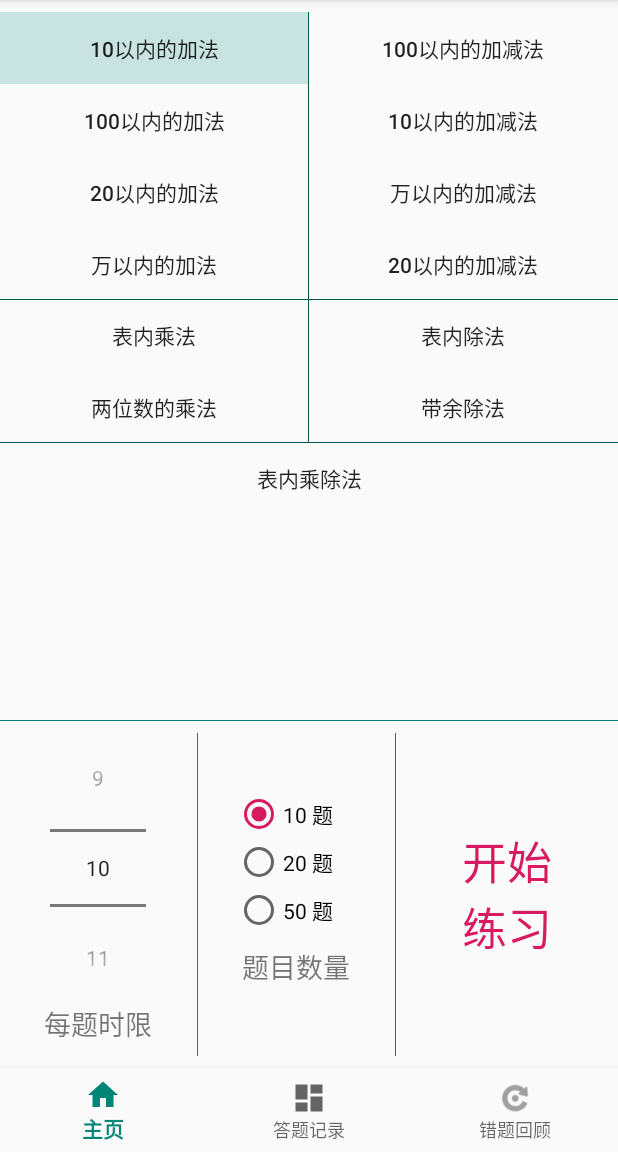
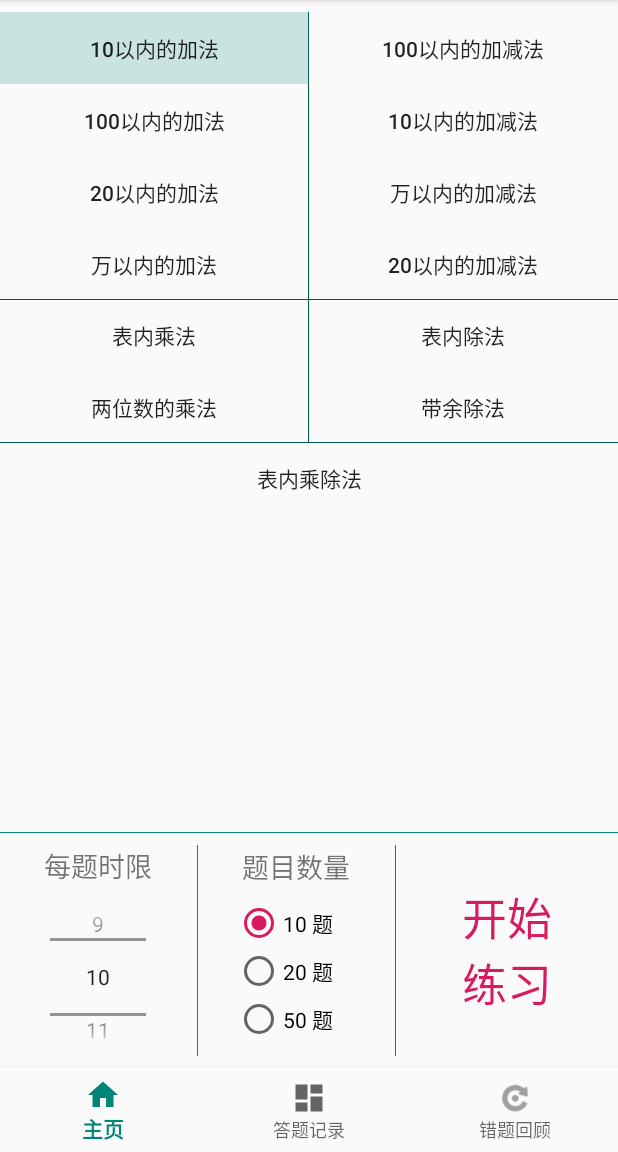
Before and after one commit to AkibaSummer/Oral_calculus, an Android app: the screen it shows after launch (MainActivity), on a phone screen of 412 x 824 dp, the part 84-1236 px from its top. Run offline under Robolectric (Android 15) with nearby library versions, the phone set to English and light mode, and no system bars.

Commit message:
fix shantui

```diff
--- a/app/src/main/java/com/silentselene/Oral_calculus/DashboardFragment.java
+++ b/app/src/main/java/com/silentselene/Oral_calculus/DashboardFragment.java
@@ -67,7 +67,7 @@ public class DashboardFragment extends Fragment {
 
     String getTime(int i) {
         int year = boards.get(i).year, month = boards.get(i).month, day = boards.get(i).day;
-        return String.format(getString(R.string.date_format), year, month, day);
+        return String.format(getString(R.string.date_format),  month, day);
     }
 
     void seeResult(int i) {
--- a/app/src/main/java/com/silentselene/Oral_calculus/ScoreActivity.java
+++ b/app/src/main/java/com/silentselene/Oral_calculus/ScoreActivity.java
@@ -62,7 +62,7 @@ public class ScoreActivity extends AppCompatActivity {
         incorrect.setText((getResources().getString(R.string.score_incorrect) + Constant.incorrect));
         timeout.setText((getResources().getString(R.string.score_timeout) + Constant.timeout));
         rate.setText((getResources().getString(R.string.score_rate) + String.format(getString(R.string.format_rate), (float) Constant.correct / Constant.problemNum)));
-        score.setText((getResources().getString(R.string.score_score) + Constant.score));
+        score.setText((getResources().getString(R.string.score_score) + (Constant.score/100)));
     }
 
     void exit() {
--- a/app/src/main/res/layout/fragment_home.xml
+++ b/app/src/main/res/layout/fragment_home.xml
@@ -189,11 +189,6 @@
             android:gravity="center"
             android:orientation="vertical">
 
-            <NumberPicker
-                android:id="@+id/set_time"
-                android:layout_width="wrap_content"
-                android:layout_height="wrap_content"></NumberPicker>
-
             <TextView
                 android:id="@+id/textView2"
                 android:layout_width="wrap_content"
@@ -208,6 +203,11 @@
                 app:layout_constraintEnd_toStartOf="@+id/radioGroup"
                 app:layout_constraintStart_toStartOf="parent" />
 
+            <NumberPicker
+                android:id="@+id/set_time"
+                android:layout_width="wrap_content"
+                android:layout_height="105dp"></NumberPicker>
+
         </LinearLayout>
 
         <View
@@ -221,8 +221,22 @@
             android:layout_width="0dp"
             android:layout_height="wrap_content"
             android:layout_weight="1"
-            android:gravity="clip_vertical|center_horizontal"
+            android:gravity="center_horizontal"
             android:orientation="vertical">
+
+            <TextView
+                android:id="@+id/textView3"
+                android:layout_width="wrap_content"
+                android:layout_height="wrap_content"
+                android:layout_marginStart="8dp"
+                android:layout_marginEnd="8dp"
+                android:layout_marginBottom="8dp"
+                android:text="题目数量"
+                android:textAlignment="center"
+                android:textSize="18sp"
+                app:layout_constraintBottom_toBottomOf="parent"
+                app:layout_constraintEnd_toEndOf="parent"
+                app:layout_constraintStart_toStartOf="parent" />
 
             <RadioGroup
                 android:id="@+id/radioGroup"
@@ -258,20 +272,6 @@
                     android:text="50 题" />
             </RadioGroup>
 
-            <TextView
-                android:id="@+id/textView3"
-                android:layout_width="wrap_content"
-                android:layout_height="wrap_content"
-                android:layout_marginStart="8dp"
-                android:layout_marginEnd="8dp"
-                android:layout_marginBottom="8dp"
-                android:text="题目数量"
-                android:textAlignment="center"
-                android:textSize="18sp"
-                app:layout_constraintBottom_toBottomOf="parent"
-                app:layout_constraintEnd_toEndOf="parent"
-                app:layout_constraintStart_toStartOf="parent" />
-
         </LinearLayout>
 
         <View
--- a/app/src/main/res/values/strings.xml
+++ b/app/src/main/res/values/strings.xml
@@ -25,6 +25,6 @@
     <string name="score_rate">正确率：</string>
     <string name="score_score">综合评分：</string>
     <string name="format_rate">%.2f</string>
-    <string name="date_format">%02d/%02d/%02d</string>
+    <string name="date_format">%02d/%02d</string>
     <string name="refresh_record">清空答题记录</string>
 </resources>
```
Also changed, not shown: app/src/main/java/com/silentselene/Oral_calculus/TestActivity.java (+11 -1 lines).
